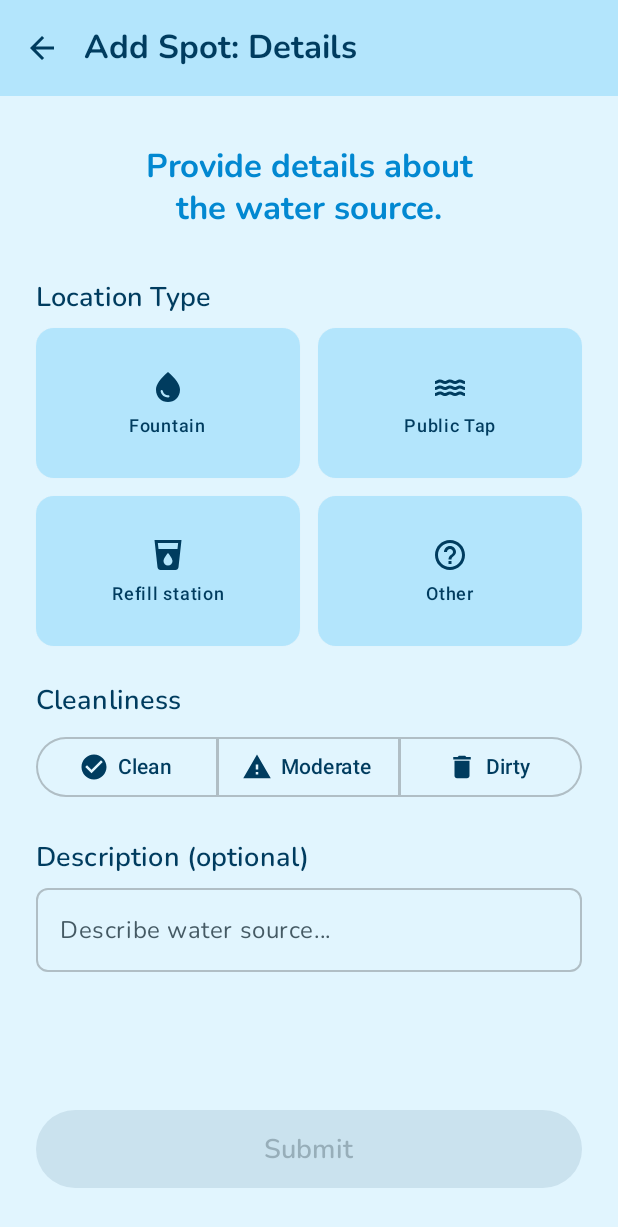
After one commit to gospaleks/water-spot-app, an Android app built with Jetpack Compose: the AddSpotDetailsScreen screen opened through its navigation route, on a phone screen of 412 x 824 dp. The commit adds this screen. Shown: the top 1227 px of the screen. Run offline under Robolectric (Android 15) with nearby library versions, the phone set to English and light mode, and no system bars; our stand-ins replace Dagger/Hilt's generated code, Firebase (no records; nobody signed in at launch, a user with empty details on screens opened directly).

Commit message:
feat(add spot): step 3 completed ui, created dtos for Spot entity and documentId moved from domain layer to data layer

```diff
--- /dev/null
+++ b/app/src/main/java/rs/gospaleks/waterspot/domain/model/Spot.kt
@@ -0,0 +1,24 @@
+package rs.gospaleks.waterspot.domain.model
+
+enum class SpotTypeEnum {
+    FOUNTAIN,
+    PUBLIC,
+    REFILL_STATION,
+    OTHER
+}
+
+enum class CleanlinessLevelEnum {
+    CLEAN, MODERATE, DIRTY
+}
+
+data class Spot (
+    val id: String = "",
+    val latitude: Double = 0.0,
+    val longitude: Double = 0.0,
+    val photoUrl: String = "",
+    val type: SpotTypeEnum = SpotTypeEnum.OTHER,
+    val cleanliness: CleanlinessLevelEnum = CleanlinessLevelEnum.CLEAN,
+    val description: String = "",
+    // userid
+    // createdAt
+)
--- a/app/src/main/java/rs/gospaleks/waterspot/presentation/navigation/graphs/AddSpotNavGraph.kt
+++ b/app/src/main/java/rs/gospaleks/waterspot/presentation/navigation/graphs/AddSpotNavGraph.kt
@@ -9,6 +9,7 @@ import androidx.navigation.compose.composable
 import androidx.navigation.navigation
 import rs.gospaleks.waterspot.presentation.navigation.AddSpotRouteScreen
 import rs.gospaleks.waterspot.presentation.navigation.Graph
+import rs.gospaleks.waterspot.presentation.screens.add_spot.AddSpotDetailsScreen
 import rs.gospaleks.waterspot.presentation.screens.add_spot.AddSpotPhotoScreen
 import rs.gospaleks.waterspot.presentation.screens.add_spot.AddSpotScreen
 import rs.gospaleks.waterspot.presentation.screens.add_spot.AddSpotViewModel
@@ -53,8 +54,26 @@ fun NavGraphBuilder.addSpotNavGraph(
                 }
             )
         }
-        composable(AddSpotRouteScreen.AddSpotDetails.route) {
-            // TODO: will be implemented later
+        composable(AddSpotRouteScreen.AddSpotDetails.route) { backStackEntry ->
+            val parentEntry = remember(backStackEntry) {
+                rootNavHostController.getBackStackEntry(Graph.ADD_SPOT_GRAPH)
+            }
+            val viewModel = hiltViewModel<AddSpotViewModel>(parentEntry)
+
+            AddSpotDetailsScreen(
+                viewModel = viewModel,
+                onBackClick = {
+                    rootNavHostController.popBackStack()
+                },
+                onSubmitSuccess = {
+                    // Navigate back to the root graph after successful submission
+                    // This will pop all the back stack entries in the ADD_SPOT_GRAPH
+                    // and navigate to the root graph
+                    rootNavHostController.navigate(Graph.ROOT_GRAPH) {
+                        popUpTo(Graph.ADD_SPOT_GRAPH) { inclusive = true }
+                    }
+                }
+            )
         }
     }
 }
--- /dev/null
+++ b/app/src/main/java/rs/gospaleks/waterspot/presentation/screens/add_spot/AddSpotDetailsScreen.kt
@@ -0,0 +1,121 @@
+package rs.gospaleks.waterspot.presentation.screens.add_spot
+
+import androidx.compose.runtime.Composable
+import androidx.compose.foundation.layout.Column
+import androidx.compose.foundation.layout.Spacer
+import androidx.compose.foundation.layout.fillMaxSize
+import androidx.compose.foundation.layout.fillMaxWidth
+import androidx.compose.foundation.layout.height
+import androidx.compose.foundation.layout.padding
+import androidx.compose.foundation.shape.RoundedCornerShape
+import androidx.compose.material3.Button
+import androidx.compose.material3.MaterialTheme
+import androidx.compose.material3.OutlinedTextField
+import androidx.compose.material3.Scaffold
+import androidx.compose.material3.Text
+import androidx.compose.ui.Modifier
+import androidx.compose.ui.res.dimensionResource
+import androidx.compose.ui.res.stringResource
+import androidx.compose.ui.text.style.TextAlign
+import androidx.compose.ui.unit.dp
+import rs.gospaleks.waterspot.R
+import rs.gospaleks.waterspot.presentation.components.BasicTopAppBar
+import rs.gospaleks.waterspot.presentation.screens.add_spot.components.CleanlinessSelector
+import rs.gospaleks.waterspot.presentation.screens.add_spot.components.SpotTypeSelector
+
+@Composable
+fun AddSpotDetailsScreen(
+    viewModel: AddSpotViewModel,
+    onBackClick: () -> Unit,
+    onSubmitSuccess: () -> Unit,
+) {
+    val uiState = viewModel.uiState
+
+    Scaffold (
+        topBar = {
+            BasicTopAppBar(
+                title = stringResource(id = R.string.add_spot_details_title),
+                onBackClick = onBackClick
+            )
+        },
+    ) { innerPadding ->
+        Column(
+            modifier = Modifier
+                .fillMaxSize()
+                .padding(innerPadding)
+                .padding(horizontal = dimensionResource(R.dimen.padding_large))
+        ) {
+            Text(
+                text = stringResource(R.string.add_spot_details_instructions),
+                style = MaterialTheme.typography.titleLarge,
+                color = MaterialTheme.colorScheme.primary,
+                textAlign = TextAlign.Center,
+                modifier = Modifier
+                    .fillMaxWidth()
+                    .padding(vertical = dimensionResource(R.dimen.padding_extra_large))
+            )
+
+            Column(
+                modifier = Modifier.fillMaxWidth()
+            ) {
+                // 1. Tip lokacije
+                Text(
+                    text =  stringResource(R.string.add_spot_details_type_label),
+                    style = MaterialTheme.typography.titleMedium,
+                    modifier = Modifier.padding(bottom = 8.dp)
+                )
+                SpotTypeSelector (
+                    selectedType = uiState.type,
+                    onTypeSelected = { viewModel.setType(it) }
+                )
+
+                Spacer(modifier = Modifier.height(24.dp))
+
+                // 2. Čistoća
+                Text(
+                    text = stringResource(R.string.add_spot_details_cleanliness_label),
+                    style = MaterialTheme.typography.titleMedium,
+                    modifier = Modifier.padding(bottom = 8.dp)
+                )
+                CleanlinessSelector (
+                    selected = uiState.cleanliness,
+                    onSelected = { viewModel.setCleanliness(it) }
+                )
+
+                Spacer(modifier = Modifier.height(24.dp))
+
+                // 3. Opis (opciono)
+                Text(
+                    text = stringResource(R.string.add_spot_details_description_label),
+                    style = MaterialTheme.typography.titleMedium,
+                    modifier = Modifier.padding(bottom = 8.dp)
+                )
+                OutlinedTextField(
+                    value = uiState.description ?: "",
+                    onValueChange = { viewModel.setDescription(it) },
+                    placeholder = { Text(text = stringResource(R.string.add_spot_details_description_placeholder)) },
+                    modifier = Modifier.fillMaxWidth(),
+                    maxLines = 4,
+                    shape = RoundedCornerShape(8.dp)
+                )
+            }
+
+            Spacer(modifier = Modifier.weight(1f))
+
+            Button(
+                onClick = viewModel::submit,
+                enabled = viewModel.canSubmitSpot(),
+                modifier = Modifier
+                    .fillMaxWidth()
+                    .height(52.dp)
+            ) {
+                Text(
+                    text = stringResource(R.string.add_spot_details_confirmation),
+                    style = MaterialTheme.typography.titleMedium,
+                )
+            }
+
+            Spacer(modifier = Modifier.height(dimensionResource(R.dimen.padding_extra_large)))
+        }
+    }
+}
--- a/app/src/main/java/rs/gospaleks/waterspot/presentation/screens/add_spot/AddSpotUiState.kt
+++ b/app/src/main/java/rs/gospaleks/waterspot/presentation/screens/add_spot/AddSpotUiState.kt
@@ -2,6 +2,8 @@ package rs.gospaleks.waterspot.presentation.screens.add_spot
 
 import android.net.Uri
 import com.google.android.gms.maps.model.LatLng
+import rs.gospaleks.waterspot.domain.model.CleanlinessLevelEnum
+import rs.gospaleks.waterspot.domain.model.SpotTypeEnum
 
 data class AddSpotUiState(
     val startLocation: LatLng? = null,
@@ -9,4 +11,7 @@ data class AddSpotUiState(
     val allowedRadiusMeters: Double = 100.0,
     val hasCenteredCamera: Boolean = false,
     val photoUri: Uri? = null, // Goes to the database
+    val type: SpotTypeEnum? = null, // Goes to the database
+    val cleanliness: CleanlinessLevelEnum? = null, // Goes to the database
+    val description: String? = null, // Goes to the database
 )
--- /dev/null
+++ b/app/src/main/java/rs/gospaleks/waterspot/presentation/screens/add_spot/components/CleanlinessSelector.kt
@@ -0,0 +1,86 @@
+package rs.gospaleks.waterspot.presentation.screens.add_spot.components
+
+import androidx.compose.foundation.layout.fillMaxWidth
+import androidx.compose.material.icons.Icons
+import androidx.compose.material.icons.filled.CheckCircle
+import androidx.compose.material.icons.filled.Warning
+import androidx.compose.material.icons.filled.Delete
+import androidx.compose.material3.Icon
+import androidx.compose.material3.SegmentedButton
+import androidx.compose.material3.SegmentedButtonDefaults
+import androidx.compose.material3.SingleChoiceSegmentedButtonRow
+import androidx.compose.material3.Text
+import androidx.compose.runtime.Composable
+import androidx.compose.ui.Modifier
+import androidx.compose.ui.graphics.Color
+import androidx.compose.ui.graphics.vector.ImageVector
+import androidx.compose.ui.res.stringResource
+import androidx.compose.ui.tooling.preview.Preview
+import rs.gospaleks.waterspot.R
+import rs.gospaleks.waterspot.domain.model.CleanlinessLevelEnum
+
+data class CleanlinessLevel(
+    val id: CleanlinessLevelEnum,
+    val label: String,
+    val icon: ImageVector,
+    val color: Color
+)
+
+@Composable
+fun CleanlinessSelector(
+    selected: CleanlinessLevelEnum?,
+    onSelected: (CleanlinessLevelEnum) -> Unit
+) {
+    val levels = listOf(
+        CleanlinessLevel(
+            id = CleanlinessLevelEnum.CLEAN,
+            label = stringResource(R.string.add_spot_details_cleanliness_clean),
+            icon = Icons.Default.CheckCircle,
+            color = Color(0xFF4CAF50)
+        ),
+        CleanlinessLevel(
+            id = CleanlinessLevelEnum.MODERATE,
+            label = stringResource(R.string.add_spot_details_cleanliness_moderate),
+            icon = Icons.Default.Warning,
+            color = Color(0xFFFFC107)
+        ),
+        CleanlinessLevel(
+            id = CleanlinessLevelEnum.DIRTY,
+            label = stringResource(R.string.add_spot_details_cleanliness_dirty),
+            icon = Icons.Default.Delete,
+            color = Color(0xFFF44336)
+        )
+    )
+
+    SingleChoiceSegmentedButtonRow (
+        modifier = Modifier.fillMaxWidth()
+    ) {
+        levels.forEachIndexed { index, level ->
+            val isSelected = selected == level.id
+
+            SegmentedButton (
+                selected = isSelected,
+                onClick = { onSelected(level.id) },
+                shape = SegmentedButtonDefaults.itemShape(index = index, count = levels.size),
+                icon = {
+                    Icon(
+                        imageVector = level.icon,
+                        contentDescription = level.label
+                    )
+                },
+                label = {
+                    Text(text = level.label)
+                }
+            )
+        }
+    }
+}
+
+@Preview(showBackground = true)
+@Composable
+fun PreviewCleanlinessSelector() {
+    CleanlinessSelector(
+        selected = CleanlinessLevelEnum.CLEAN,
+        onSelected = {  }
+    )
+}
--- /dev/null
+++ b/app/src/main/java/rs/gospaleks/waterspot/presentation/screens/add_spot/components/SpotTypeSelector.kt
@@ -0,0 +1,112 @@
+package rs.gospaleks.waterspot.presentation.screens.add_spot.components
+
+import androidx.compose.foundation.layout.*
+import androidx.compose.foundation.shape.RoundedCornerShape
+import androidx.compose.material3.*
+import androidx.compose.material.icons.Icons
+import androidx.compose.material.icons.automirrored.filled.HelpOutline
+import androidx.compose.material.icons.filled.Water
+import androidx.compose.material.icons.filled.LocalDrink
+import androidx.compose.material.icons.filled.WaterDrop
+import androidx.compose.runtime.Composable
+import androidx.compose.ui.Modifier
+import androidx.compose.ui.unit.dp
+import androidx.compose.ui.Alignment
+import androidx.compose.ui.graphics.vector.ImageVector
+import androidx.compose.ui.res.stringResource
+import androidx.compose.ui.tooling.preview.Preview
+import rs.gospaleks.waterspot.R
+import rs.gospaleks.waterspot.domain.model.SpotTypeEnum
+
+data class SpotType(
+    val label: String,
+    val icon: ImageVector
+)
+
+@Composable
+fun SpotTypeSelector(
+    selectedType: SpotTypeEnum?, // ✅ promenjeno sa String na enum
+    onTypeSelected: (SpotTypeEnum) -> Unit // ✅ promenjeno
+) {
+    val types = listOf(
+        SpotType( // Fountain
+            label = stringResource(R.string.add_spot_details_type_fountain),
+            icon = Icons.Default.WaterDrop
+        ) to SpotTypeEnum.FOUNTAIN,
+
+        SpotType( // Public
+            label = stringResource(R.string.add_spot_details_type_public),
+            icon = Icons.Default.Water
+        ) to SpotTypeEnum.PUBLIC,
+
+        SpotType( // Refill
+            label = stringResource(R.string.add_spot_details_type_refill_station),
+            icon = Icons.Default.LocalDrink
+        ) to SpotTypeEnum.REFILL_STATION,
+
+        SpotType( // Other
+            label = stringResource(R.string.add_spot_details_type_other),
+            icon = Icons.AutoMirrored.Filled.HelpOutline
+        ) to SpotTypeEnum.OTHER
+    )
+
+    Column(
+        verticalArrangement = Arrangement.spacedBy(12.dp),
+        modifier = Modifier.fillMaxWidth()
+    ) {
+        for (row in types.chunked(2)) {
+            Row(
+                horizontalArrangement = Arrangement.spacedBy(12.dp),
+                modifier = Modifier.fillMaxWidth()
+            ) {
+                row.forEach { (type, typeEnum) ->
+                    val isSelected = selectedType == typeEnum
+                    ElevatedCard(
+                        onClick = { onTypeSelected(typeEnum) },
+                        modifier = Modifier
+                            .weight(1f)
+                            .height(100.dp),
+                        shape = RoundedCornerShape(12.dp),
+                        colors = CardDefaults.elevatedCardColors(
+                            containerColor = if (isSelected) MaterialTheme.colorScheme.primary else MaterialTheme.colorScheme.surface
+                        )
+                    ) {
+                        Column(
+                            verticalArrangement = Arrangement.Center,
+                            horizontalAlignment = Alignment.CenterHorizontally,
+                            modifier = Modifier
+                                .fillMaxSize()
+                                .padding(6.dp)
+                        ) {
+                            Icon(
+                                imageVector = type.icon,
+                                contentDescription = type.label,
+                                modifier = Modifier.size(24.dp)
+                            )
+                            Spacer(modifier = Modifier.height(6.dp))
+                            Text(
+                                text = type.label,
+                                style = MaterialTheme.typography.labelMedium
+                            )
+                        }
+                    }
+                }
+
+                if (row.size == 1) {
+                    Spacer(modifier = Modifier.weight(1f))
+                }
+            }
+        }
+    }
+}
+
+@Preview(showBackground = true)
+@Composable
+fun SpotTypeSelectorPreview() {
+    MaterialTheme {
+        SpotTypeSelector(
+            selectedType = SpotTypeEnum.FOUNTAIN,
+            onTypeSelected = {}
+        )
+    }
+}
--- a/app/src/main/java/rs/gospaleks/waterspot/presentation/screens/profile/ProfileScreen.kt
+++ b/app/src/main/java/rs/gospaleks/waterspot/presentation/screens/profile/ProfileScreen.kt
@@ -39,9 +39,9 @@ fun ProfileScreen(
     viewModel: ProfileViewModel = hiltViewModel()
 ) {
     // Basic user data
-    val fullName = viewModel.uiState.userFullName
-    val phoneNumber = viewModel.uiState.userPhoneNumber
-    val userProfileImage = viewModel.uiState.userProfileImage
+    val fullName = viewModel.uiState.user.fullName
+    val phoneNumber = viewModel.uiState.user.phoneNumber
+    val userProfileImage = viewModel.uiState.user.profilePictureUrl
 
     // Loading states
     val isLoading = viewModel.uiState.isLoading
--- a/app/src/main/res/values/strings.xml
+++ b/app/src/main/res/values/strings.xml
@@ -82,6 +82,19 @@
 
     // Add Spot Details Screen (step 3)
     <string name="add_spot_details_title">Add Spot: Details</string>
+    <string name="add_spot_details_instructions">Provide details about\nthe water source.</string>
+    <string name="add_spot_details_confirmation">Submit</string>
+    <string name="add_spot_details_type_label">Location Type</string>
+    <string name="add_spot_details_cleanliness_label">Cleanliness</string>
+    <string name="add_spot_details_description_label">Description (optional)</string>
+    <string name="add_spot_details_description_placeholder">Describe water source…</string>
+    <string name="add_spot_details_type_public">Public Tap</string>
+    <string name="add_spot_details_type_fountain">Fountain</string>
+    <string name="add_spot_details_type_refill_station">Refill station</string>
+    <string name="add_spot_details_type_other">Other</string>
+    <string name="add_spot_details_cleanliness_clean">Clean</string>
+    <string name="add_spot_details_cleanliness_moderate">Moderate</string>
+    <string name="add_spot_details_cleanliness_dirty">Dirty</string>
 
     <string name="back_button_content_description">Back</string>
 </resources>
```
Also changed, not shown: app/src/main/java/rs/gospaleks/waterspot/data/mapper/SpotMapper.kt (added, +36 -0 lines), app/src/main/java/rs/gospaleks/waterspot/data/mapper/UserMapper.kt (added, +24 -0 lines), app/src/main/java/rs/gospaleks/waterspot/data/model/FirestoreSpotDto.kt (added, +15 -0 lines), app/src/main/java/rs/gospaleks/waterspot/data/model/FirestoreUserDto.kt (added, +11 -0 lines), app/src/main/java/rs/gospaleks/waterspot/data/remote/firebase/FirestoreUserDataSource.kt (+10 -8 lines), app/src/main/java/rs/gospaleks/waterspot/domain/model/User.kt (+4 -6 lines), app/src/main/java/rs/gospaleks/waterspot/presentation/screens/add_spot/AddSpotViewModel.kt (+29 -0 lines), app/src/main/java/rs/gospaleks/waterspot/presentation/screens/profile/ProfileViewModel.kt (+6 -7 lines).
